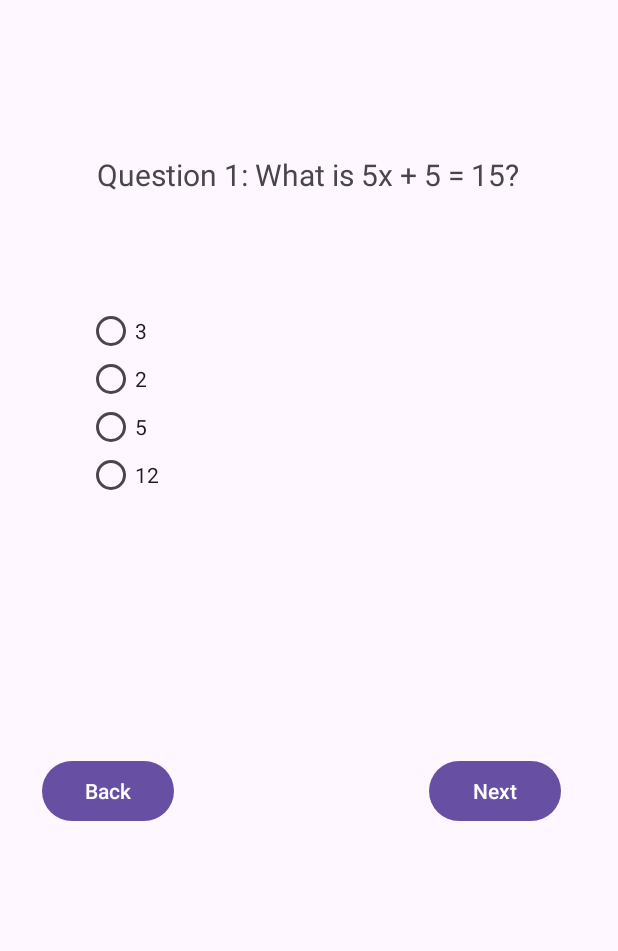
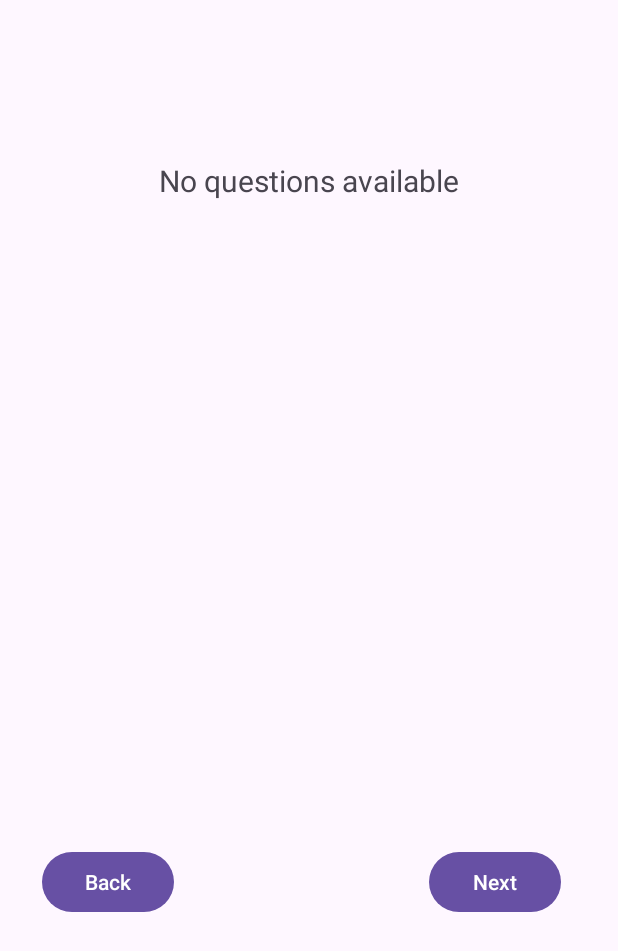
Before and after one commit to phariha/QuizDroid, an Android app: the QuizActivity screen opened directly, with no data from a screen before it, on a phone screen of 412 x 824 dp. Shown: the top 951 px of the screen. Run offline under Robolectric (Android 15) with nearby library versions, the phone set to English and light mode, and no system bars.

Commit message:
all quizzes done

```diff
--- a/app/src/main/java/edu/uw/ischool/phariha/quizdroid/QuizActivity.kt
+++ b/app/src/main/java/edu/uw/ischool/phariha/quizdroid/QuizActivity.kt
@@ -1,5 +1,6 @@
 package edu.uw.ischool.phariha.quizdroid
 
+import android.content.Intent
 import android.os.Bundle
 import android.widget.Button
 import android.widget.RadioButton
@@ -7,22 +8,54 @@ import android.widget.RadioGroup
 import android.widget.TextView
 import androidx.appcompat.app.AppCompatActivity
 
+data class QuizQuestion(
+    val question: String,
+    val options: Array<String>,
+    val correctAnswer: String
+)
+
 class QuizActivity : AppCompatActivity() {
 
-    private val questions = arrayOf(
-        "Question 1: What is 5x + 5 = 15?",
-        "Question 2: What is 5x + 8?",
-        "Question 3: What is 5x + 9?"
+    private val mathQuestions = arrayOf(
+        QuizQuestion("What is x if 5x + 5 = 15?", arrayOf("2", "3", "4", "5"), "4"),
+        QuizQuestion("What is x if 3x + 5 = 23?", arrayOf("6", "8", "10", "12"), "6"),
+        QuizQuestion("What is x if 2x + 4 = 40?", arrayOf("16", "18", "20", "22"), "18")
+    )
+
+    private val physicsQuestions = arrayOf(
+        QuizQuestion("What is the formula for force?", arrayOf("F = ma", "E = mc^2", "F = mg", "F = mb"), "F = ma"),
+        QuizQuestion("What is the SI unit of energy?", arrayOf("Joule", "Watt", "Newton", "Coulomb"), "Joule"),
+        QuizQuestion(
+            "What is Newton's first law of motion?",
+            arrayOf(
+                "An object at rest stays at rest",
+                "F = ma",
+                "Every action has an equal and opposite reaction",
+                "Objects fall at the same rate regardless of mass"
+            ),
+            "An object at rest stays at rest"
+        )
+    )
+
+    private val superheroQuestions = arrayOf(
+        QuizQuestion("Who is the Man of Steel?", arrayOf("Batman", "Spider-Man", "Superman", "Iron Man"), "Superman"),
+        QuizQuestion("What is Batman's real identity?", arrayOf("Bruce Wayne", "Clark Kent", "Peter Parker", "Tony Stark"), "Bruce Wayne"),
+        QuizQuestion("What is Thor's hammer called?", arrayOf("Mjolnir", "Arc Reactor", "Gamma radiation", "Super Soldier Serum"), "Mjolnir")
     )
 
     private var currentQuestionIndex = 0
+    private lateinit var questions: Array<QuizQuestion>
+    private lateinit var currentQuestion: QuizQuestion
 
     override fun onCreate(savedInstanceState: Bundle?) {
         super.onCreate(savedInstanceState)
         setContentView(R.layout.activity_quiz)
 
-        val questionTextView = findViewById<TextView>(R.id.question)
+        val questionText = findViewById<TextView>(R.id.question)
         val radioGroup = findViewById<RadioGroup>(R.id.radiogroup)
+
+        val selectedTopic = intent.getStringExtra("selectedTopic")
+        setTopic(selectedTopic)
 
         displayQuestion()
 
@@ -43,19 +76,38 @@ class QuizActivity : AppCompatActivity() {
         }
     }
 
+    private fun setTopic(topic: String?) {
+        when (topic) {
+            "Math" -> {
+                questions = mathQuestions
+            }
+            "Physics" -> {
+                questions = physicsQuestions
+            }
+            "Superheroes" -> {
+                questions = superheroQuestions
+            }
+            else -> {
+                questions = arrayOf(
+                    QuizQuestion("No questions available", emptyArray(), "")
+                )
+            }
+        }
+    }
+
     private fun displayQuestion() {
         val questionTextView = findViewById<TextView>(R.id.question)
         val radioGroup = findViewById<RadioGroup>(R.id.radiogroup)
 
-        questionTextView.text = questions[currentQuestionIndex]
+        currentQuestion = questions[currentQuestionIndex]
+        questionTextView.text = currentQuestion.question
 
-        val options = arrayOf("3", "2", "5", "12")
-
+        val currentOptions = currentQuestion.options
         radioGroup.removeAllViews()
 
-        for (i in options.indices) {
+        for (i in currentOptions.indices) {
             val radioButton = RadioButton(this)
-            radioButton.text = options[i]
+            radioButton.text = currentOptions[i]
             radioGroup.addView(radioButton)
         }
     }
--- a/app/src/main/java/edu/uw/ischool/phariha/quizdroid/TopicOverview.kt
+++ b/app/src/main/java/edu/uw/ischool/phariha/quizdroid/TopicOverview.kt
@@ -18,9 +18,9 @@ class TopicOverview : AppCompatActivity() {
         topicTextView.text = "Topic: $selectedTopic"
 
         val description = when (selectedTopic) {
-            "Math" -> "This quiz will be on a few short questions about algebra."
-            "Physics" -> "This quiz will be on a few short questions about Newton's laws."
-            "Superheros" -> "This quiz will be on a few short questions about Marvel and DC Superheros."
+            "Math" -> "This quiz will contain a few short questions about algebra."
+            "Physics" -> "This quiz will contain a few short questions about laws of phsyics."
+            "Superheros" -> "This quiz will contain a few short questions about Marvel and DC Superheros."
             else -> "No description available for $selectedTopic"
         }
 
--- a/app/src/main/res/layout/activity_quiz.xml
+++ b/app/src/main/res/layout/activity_quiz.xml
@@ -51,14 +51,13 @@
 
     <RadioGroup
         android:id="@+id/radiogroup"
-        android:layout_width="246dp"
-        android:layout_height="195dp"
+        android:layout_width="267dp"
+        android:layout_height="273dp"
         app:layout_constraintBottom_toBottomOf="parent"
         app:layout_constraintEnd_toEndOf="parent"
-        app:layout_constraintHorizontal_bias="0.351"
         app:layout_constraintStart_toStartOf="parent"
         app:layout_constraintTop_toTopOf="parent"
-        app:layout_constraintVertical_bias="0.326">
+        app:layout_constraintVertical_bias="0.382">
 
         <RadioButton
             android:id="@+id/one"
```
